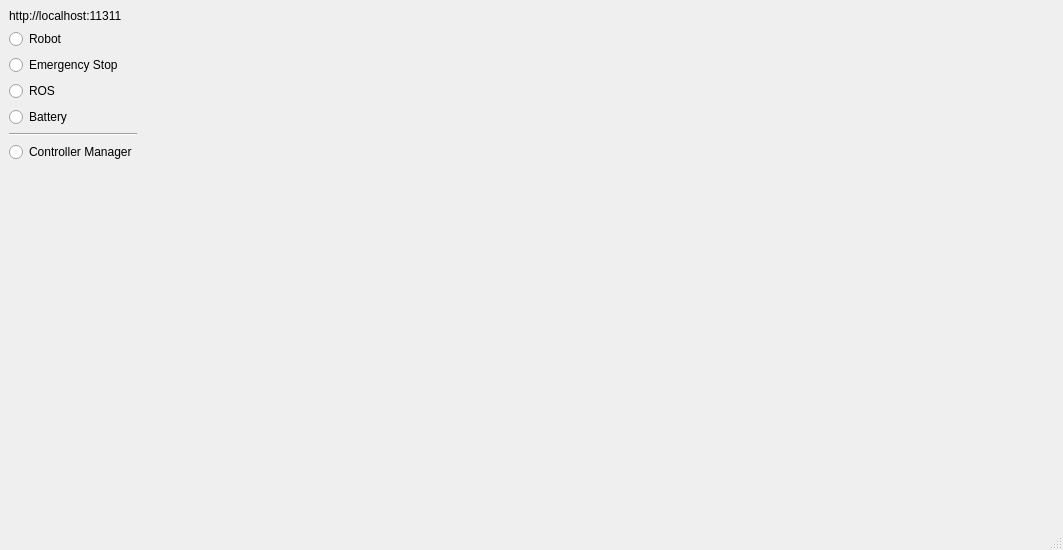
Old version of the form dashboard.ui in the repository hucebot/robot_dashboard.
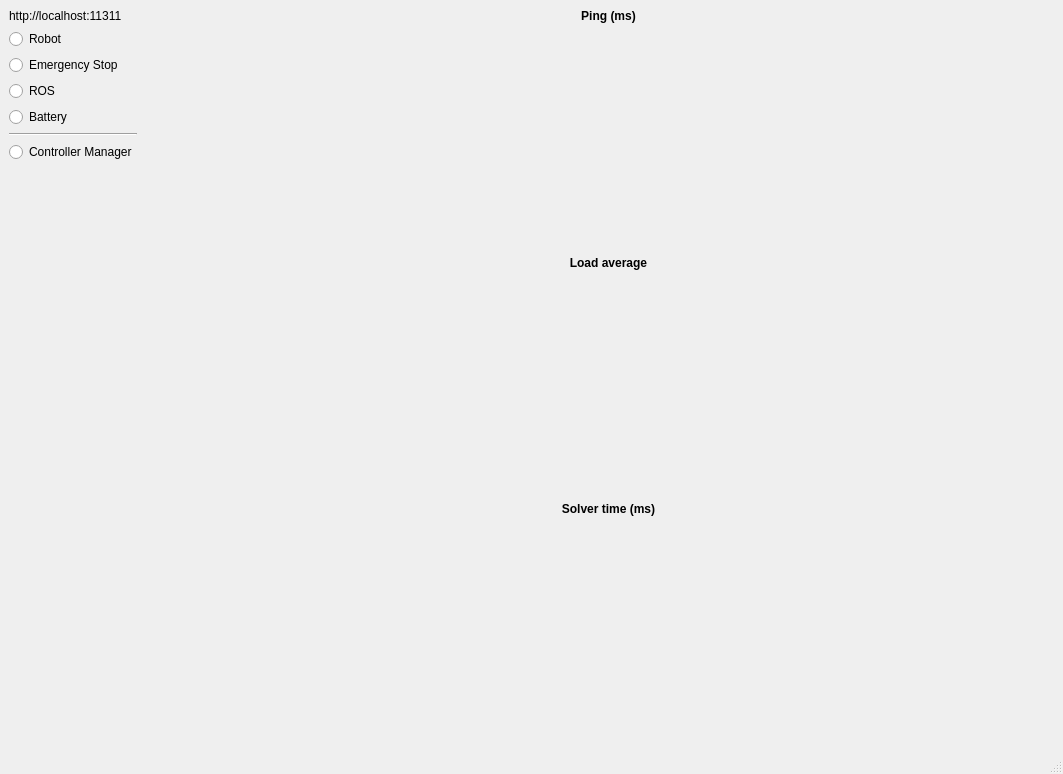
New version of the form. Custom widgets are drawn as their Qt base class.

Commit message: use yaml conf

The edit to the form file:
```diff
--- a/dashboard.ui
+++ b/dashboard.ui
@@ -7,7 +7,7 @@
     <x>0</x>
     <y>0</y>
     <width>1063</width>
-    <height>550</height>
+    <height>774</height>
    </rect>
   </property>
   <property name="sizePolicy">
@@ -128,6 +128,16 @@
     </item>
     <item>
      <layout class="QVBoxLayout" name="layout_plots">
+      <item>
+       <widget class="QLabel" name="label">
+        <property name="text">
+         <string>&lt;center&gt;&lt;b&gt;Ping (ms)&lt;/b&gt;&lt;/center&gt;</string>
+        </property>
+        <property name="textFormat">
+         <enum>Qt::RichText</enum>
+        </property>
+       </widget>
+      </item>
       <item>
        <widget class="MplWidget" name="plot_ping" native="true">
         <property name="sizePolicy">
@@ -144,6 +154,13 @@
         </property>
        </widget>
       </item>
+      <item>
+       <widget class="QLabel" name="label_2">
+        <property name="text">
+         <string>&lt;center&gt;&lt;b&gt;Load average&lt;/b&gt;&lt;/center&gt;</string>
+        </property>
+       </widget>
+      </item>
       <item>
        <widget class="MplWidget" name="plot_cpu" native="true">
         <property name="sizePolicy">
@@ -161,6 +178,13 @@
         <layout class="QGridLayout" name="gridLayout"/>
        </widget>
       </item>
+      <item>
+       <widget class="QLabel" name="label_3">
+        <property name="text">
+         <string>&lt;center&gt;&lt;b&gt;Solver time (ms)&lt;/b&gt;&lt;/center&gt;</string>
+        </property>
+       </widget>
+      </item>
       <item>
        <widget class="MplWidget" name="plot_solver" native="true">
         <property name="sizePolicy">
```
The commit also changes 2 other files.
